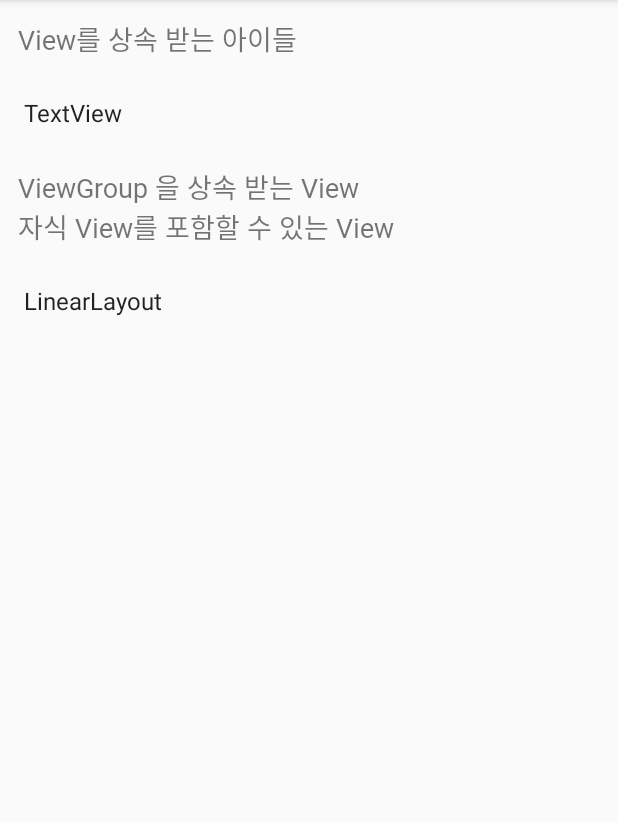
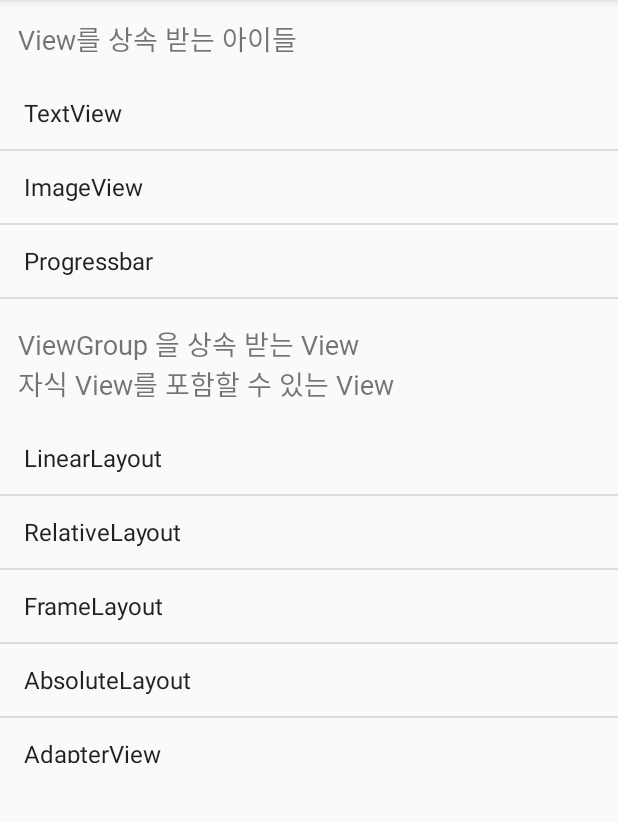
Before and after one commit to KimJoon93/Android_Example, an Android app: the screen it shows after launch (MainActivity), on a phone screen of 412 x 824 dp, the part 84-906 px from its top. Run offline under Robolectric (Android 15) with nearby library versions, the phone set to English and light mode, and no system bars.

Commit message:
2Listview inside ScrollView

```diff
--- a/Views/app/src/main/java/com/example/android/myapplication/MainActivity.java
+++ b/Views/app/src/main/java/com/example/android/myapplication/MainActivity.java
@@ -6,14 +6,18 @@ import android.content.Intent;
 import android.os.Bundle;
 import android.util.Log;
 import android.view.View;
+import android.view.ViewGroup;
 import android.widget.AdapterView;
 import android.widget.ArrayAdapter;
+import android.widget.ListAdapter;
 import android.widget.ListView;
+import android.widget.ScrollView;
 import android.widget.SimpleAdapter;
 
 import java.util.ArrayList;
 
 public class MainActivity extends AppCompatActivity {
+    ScrollView scrollView;
     ListView viewLV;
     ListView viewGroupLV;
     ArrayList<String> viewList;
@@ -29,6 +33,9 @@ public class MainActivity extends AppCompatActivity {
         viewList.add("TextView");
         viewList.add("ImageView");
         viewList.add("Progressbar");
+        viewList.add("Progressbar");
+        viewList.add("Progressbar");
+        viewList.add("Progressbar");
 
         viewGroupList = new ArrayList<>();
         viewGroupList.add("LinearLayout");
@@ -37,6 +44,7 @@ public class MainActivity extends AppCompatActivity {
         viewGroupList.add("AbsoluteLayout");
         viewGroupList.add("AdapterView");
 
+        scrollView = (ScrollView) findViewById(R.id.scrollView);
         viewLV = (ListView) findViewById(R.id.mainLV);
         viewGroupLV = (ListView) findViewById(R.id.viewGroupLV);
 
@@ -44,7 +52,10 @@ public class MainActivity extends AppCompatActivity {
         ArrayAdapter viewGroupAdapter = new ArrayAdapter(this, android.R.layout.simple_list_item_1,viewGroupList);
 
         viewLV.setAdapter(arrayAdapter);
+        setListViewHeightBasedOnChildren(viewLV,viewList);
+
         viewGroupLV.setAdapter(viewGroupAdapter);
+        setListViewHeightBasedOnChildren(viewGroupLV,viewGroupList);
 
         viewLV.setOnItemClickListener(new AdapterView.OnItemClickListener() {
             @Override
@@ -62,4 +73,23 @@ public class MainActivity extends AppCompatActivity {
             }
         });
     }
+
+    public static void setListViewHeightBasedOnChildren(ListView listView, ArrayList<String> arrayList){
+        ListAdapter listAdapter = listView.getAdapter();
+        if(listAdapter == null){
+            return;
+        }
+
+        int totalHeight = 0;
+        int desiredWidth = View.MeasureSpec.makeMeasureSpec(listView.getWidth(), View.MeasureSpec.AT_MOST);
+
+        View listItem = listAdapter.getView(0, null, listView);
+        listItem.measure(desiredWidth, View.MeasureSpec.UNSPECIFIED);
+        totalHeight += listItem.getMeasuredHeight();
+
+        ViewGroup.LayoutParams params = listView.getLayoutParams();
+        params.height = totalHeight;
+        listView.setLayoutParams(params);
+        listView.requestLayout();
+    }
 }
--- a/Views/app/src/main/res/layout/activity_main.xml
+++ b/Views/app/src/main/res/layout/activity_main.xml
@@ -8,11 +8,12 @@
     tools:context=".MainActivity">
 
     <ScrollView
-        android:descendantFocusability="blocksDescendants"
+        android:id="@+id/scrollView"
         android:layout_width="match_parent"
-        android:layout_height="wrap_content">
+        android:layout_height="match_parent">
 
         <LinearLayout
+            android:descendantFocusability="blocksDescendants"
             android:orientation="vertical"
             android:layout_width="match_parent"
             android:layout_height="wrap_content">
@@ -26,10 +27,9 @@
                 android:layout_height="wrap_content" />
 
             <ListView
-                android:layout_weight="1"
                 android:id="@+id/mainLV"
                 android:layout_width="match_parent"
-                android:layout_height="0dp">
+                android:layout_height="wrap_content">
             </ListView>
 
             <TextView
@@ -41,10 +41,9 @@
                 android:layout_height="wrap_content" />
 
             <ListView
-                android:layout_weight="1"
                 android:id="@+id/viewGroupLV"
                 android:layout_width="match_parent"
-                android:layout_height="0dp">
+                android:layout_height="wrap_content">
             </ListView>
 
         </LinearLayout>
```
